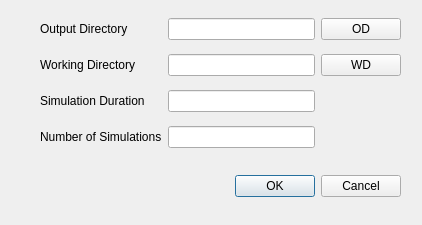
Before: the Qt Designer form src/qt_files/UserSettingsForm.ui in luckek/FireScapeRx-dev, drawn with Qt 5.
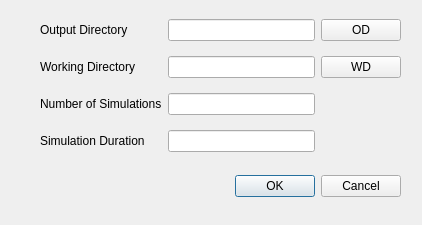
After: the same form once the commit is applied.

```diff
--- a/src/qt_files/UserSettingsForm.ui
+++ b/src/qt_files/UserSettingsForm.ui
@@ -35,10 +35,13 @@
      <x>40</x>
      <y>10</y>
      <width>361</width>
-     <height>149</height>
+     <height>151</height>
     </rect>
    </property>
    <layout class="QGridLayout" name="grid_layout">
+    <item row="2" column="2">
+     <widget class="QLineEdit" name="_working_dir_line_edit"/>
+    </item>
     <item row="1" column="1">
      <widget class="QLabel" name="output_dir_label">
       <property name="text">
@@ -46,9 +49,6 @@
       </property>
      </widget>
     </item>
-    <item row="1" column="2">
-     <widget class="QLineEdit" name="output_dir_line_edit"/>
-    </item>
     <item row="2" column="3">
      <widget class="QPushButton" name="working_dir_button">
       <property name="text">
@@ -56,6 +56,9 @@
       </property>
      </widget>
     </item>
+    <item row="1" column="2">
+     <widget class="QLineEdit" name="_output_dir_line_edit"/>
+    </item>
     <item row="2" column="1">
      <widget class="QLabel" name="working_dir_label">
       <property name="text">
@@ -63,8 +66,15 @@
       </property>
      </widget>
     </item>
-    <item row="2" column="2">
-     <widget class="QLineEdit" name="working_dir_line_edit"/>
+    <item row="4" column="2">
+     <widget class="QLineEdit" name="_sim_duration_line_edit"/>
+    </item>
+    <item row="4" column="1">
+     <widget class="QLabel" name="sim_duration_label">
+      <property name="text">
+       <string>Simulation Duration</string>
+      </property>
+     </widget>
     </item>
     <item row="1" column="3">
      <widget class="QPushButton" name="output_dir_button">
@@ -74,24 +84,14 @@
      </widget>
     </item>
     <item row="3" column="1">
-     <widget class="QLabel" name="sim_duration_label">
-      <property name="text">
-       <string>Simulation Duration</string>
-      </property>
-     </widget>
-    </item>
-    <item row="3" column="2">
-     <widget class="QLineEdit" name="sim_duration_line_edit"/>
-    </item>
-    <item row="8" column="1">
      <widget class="QLabel" name="num_sims_label">
       <property name="text">
        <string>Number of Simulations</string>
       </property>
      </widget>
     </item>
-    <item row="8" column="2">
-     <widget class="QLineEdit" name="num_sims_line_edit"/>
+    <item row="3" column="2">
+     <widget class="QLineEdit" name="_num_sims_line_edit"/>
     </item>
    </layout>
   </widget>
```
